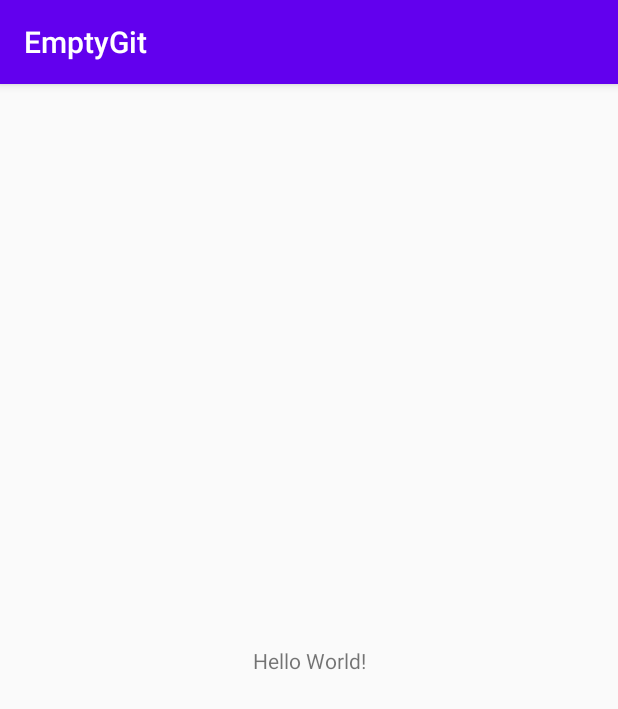
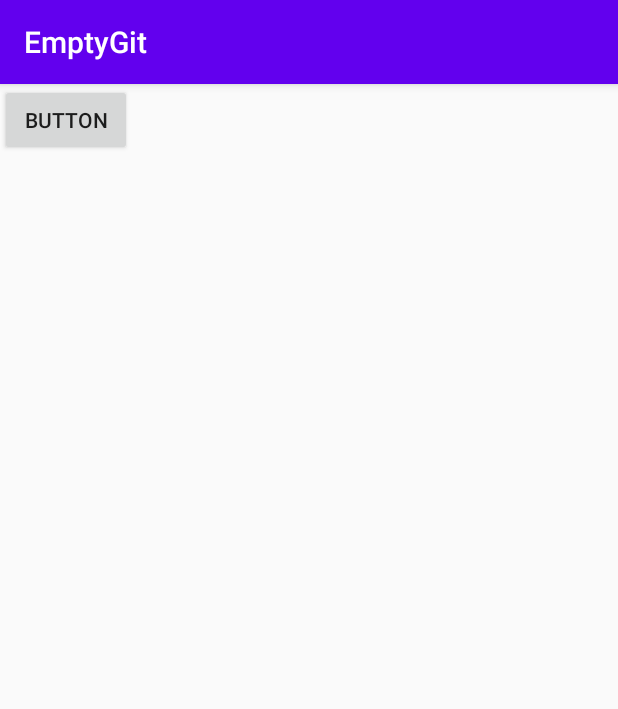
Before and after one commit to Dragonstorm305/EmptyGit, an Android app: the screen it shows after launch (MainActivity), on a phone screen of 412 x 824 dp. Shown: the top 709 px of the screen. Run offline under Robolectric (Android 15) with nearby library versions, the phone set to English and light mode, and no system bars.

Commit message:
buttonsssss

```diff
--- a/app/src/main/res/layout/activity_main.xml
+++ b/app/src/main/res/layout/activity_main.xml
@@ -6,13 +6,11 @@
     android:layout_height="match_parent"
     tools:context=".MainActivity">
 
-    <TextView
+    <Button
+        android:id="@+id/button"
         android:layout_width="wrap_content"
         android:layout_height="wrap_content"
-        android:text="Hello World!"
-        app:layout_constraintBottom_toBottomOf="parent"
-        app:layout_constraintLeft_toLeftOf="parent"
-        app:layout_constraintRight_toRightOf="parent"
-        app:layout_constraintTop_toTopOf="parent" />
-
+        android:text="Button"
+        tools:layout_editor_absoluteX="166dp"
+        tools:layout_editor_absoluteY="258dp" />
 </androidx.constraintlayout.widget.ConstraintLayout>
```
